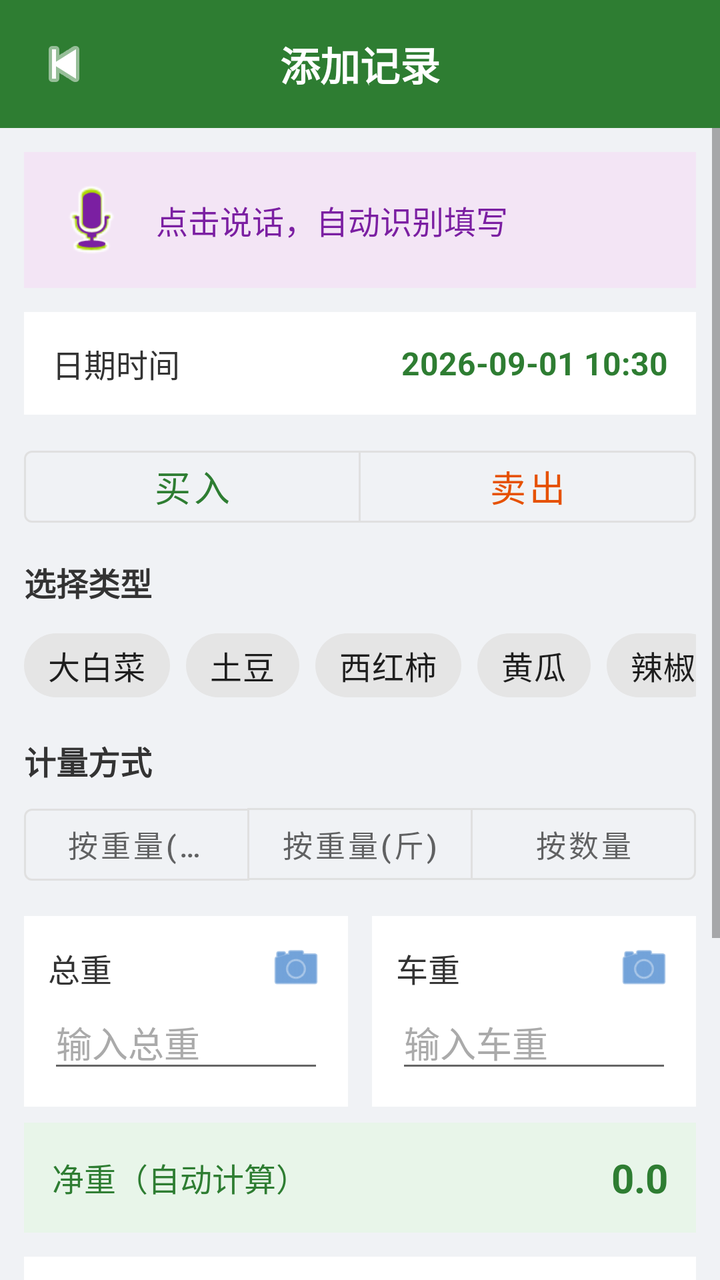
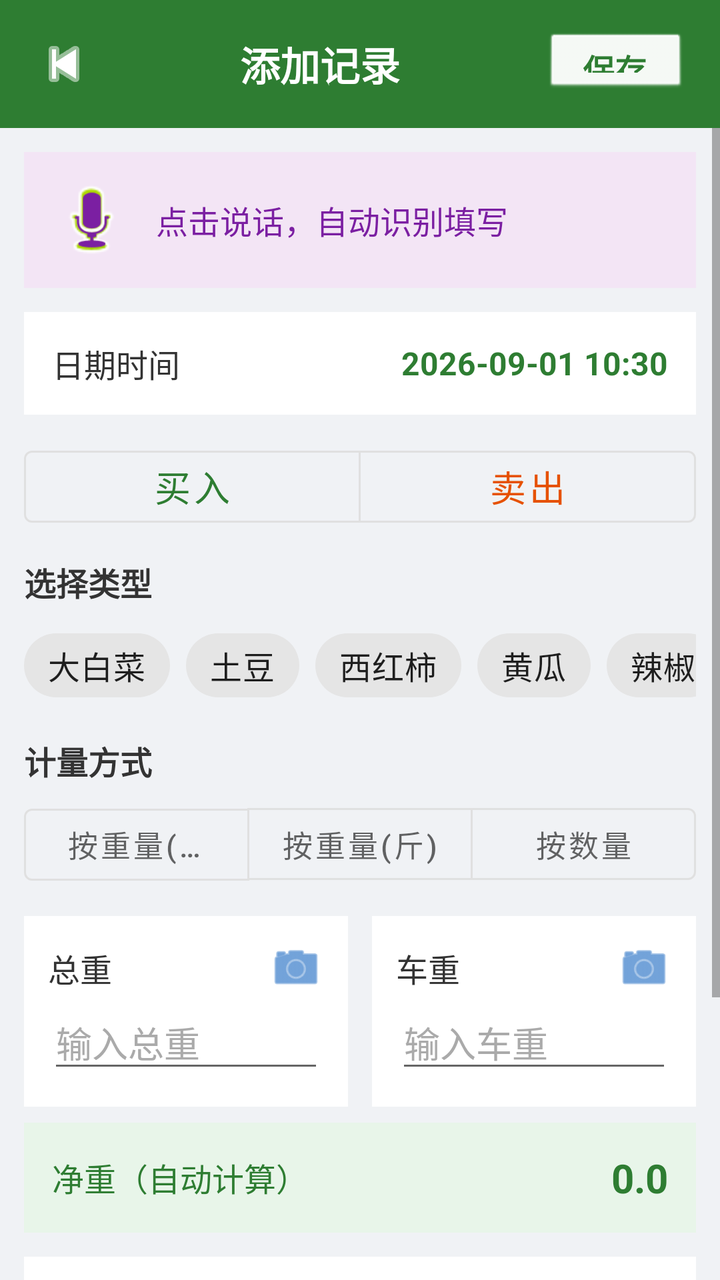

The first picture is an Android layout as it rendered before a commit; the second is the same layout after the commit. The layout source and the unified diff follow.
<!-- AndroidManifest.xml: application theme Theme.FarmTrade -->
<!-- res/layout/activity_add_record.xml -->
<?xml version="1.0" encoding="utf-8"?>
<LinearLayout
    xmlns:android="http://schemas.android.com/apk/res/android"
    xmlns:app="http://schemas.android.com/apk/res-auto"
    xmlns:tools="http://schemas.android.com/tools"
    android:layout_width="match_parent"
    android:layout_height="match_parent"
    android:orientation="vertical"
    android:background="#f0f2f5">

    
    <LinearLayout
        android:layout_width="match_parent"
        android:layout_height="wrap_content"
        android:orientation="horizontal"
        android:gravity="center_vertical"
        android:background="#2e7d32"
        android:paddingTop="16dp"
        android:paddingBottom="16dp"
        android:paddingStart="16dp"
        android:paddingEnd="16dp">

        <ImageView
            android:id="@+id/ivBack"
            android:layout_width="32dp"
            android:layout_height="32dp"
            android:src="@android:drawable/ic_media_previous"
            android:contentDescription="返回"
            app:tint="#ffffff" />

        <TextView
            android:layout_width="0dp"
            android:layout_height="wrap_content"
            android:layout_weight="1"
            android:text="添加记录"
            android:textColor="#ffffff"
            android:textSize="20sp"
            android:textStyle="bold"
            android:gravity="center"
            android:layout_marginStart="-32dp" />
    </LinearLayout>

    <ScrollView
        android:layout_width="match_parent"
        android:layout_height="0dp"
        android:layout_weight="1"
        android:fillViewport="true">

        <LinearLayout
            android:layout_width="match_parent"
            android:layout_height="wrap_content"
            android:orientation="vertical"
            android:padding="12dp">

            
            <LinearLayout
                android:id="@+id/layoutVoiceInput"
                android:layout_width="match_parent"
                android:layout_height="wrap_content"
                android:orientation="horizontal"
                android:gravity="center_vertical"
                android:background="#f3e5f5"
                android:padding="14dp"
                android:layout_marginBottom="12dp">

                <ImageView
                    android:id="@+id/btnMic"
                    android:layout_width="40dp"
                    android:layout_height="40dp"
                    android:src="@android:drawable/ic_btn_speak_now"
                    android:background="@android:drawable/presence_audio_online"
                    android:contentDescription="语音输入"
                    app:tint="#7b1fa2" />

                <TextView
                    android:id="@+id/tvVoiceHint"
                    android:layout_width="0dp"
                    android:layout_height="wrap_content"
                    android:layout_weight="1"
                    android:text="点击说话，自动识别填写"
                    android:textColor="#7b1fa2"
                    android:textSize="16sp"
                    android:layout_marginStart="12dp" />
            </LinearLayout>

            
            <LinearLayout
                android:id="@+id/rowDateTime"
                android:layout_width="match_parent"
                android:layout_height="wrap_content"
                android:orientation="horizontal"
                android:gravity="center_vertical"
                android:background="#ffffff"
                android:padding="14dp"
                android:layout_marginBottom="12dp"
                android:clickable="true"
                android:focusable="true"
                android:foreground="?android:attr/selectableItemBackground">

                <TextView
                    android:layout_width="wrap_content"
                    android:layout_height="wrap_content"
                    android:text="日期时间"
                    android:textColor="#333333"
                    android:textSize="16sp" />

                <TextView
                    android:id="@+id/tvDateTime"
                    android:layout_width="0dp"
                    android:layout_height="wrap_content"
                    android:layout_weight="1"
                    android:text="2026-09-01 10:30"
                    android:textColor="#2e7d32"
                    android:textSize="16sp"
                    android:textStyle="bold"
                    android:gravity="end" />
            </LinearLayout>

            
            <com.google.android.material.button.MaterialButtonToggleGroup
                android:id="@+id/toggleDirection"
                android:layout_width="match_parent"
                android:layout_height="wrap_content"
                app:singleSelection="true"
                app:selectionRequired="true"
                android:layout_marginBottom="12dp">

                <com.google.android.material.button.MaterialButton
                    android:id="@+id/btnBuy"
                    style="@style/Widget.MaterialComponents.Button.OutlinedButton"
                    android:layout_width="0dp"
                    android:layout_height="wrap_content"
                    android:layout_weight="1"
                    android:text="买入"
                    android:textSize="18sp"
                    android:textColor="#2e7d32" />

                <com.google.android.material.button.MaterialButton
                    android:id="@+id/btnSell"
                    style="@style/Widget.MaterialComponents.Button.OutlinedButton"
                    android:layout_width="0dp"
                    android:layout_height="wrap_content"
                    android:layout_weight="1"
                    android:text="卖出"
                    android:textSize="18sp"
                    android:textColor="#e65100" />
            </com.google.android.material.button.MaterialButtonToggleGroup>

            
            <TextView
                android:layout_width="wrap_content"
                android:layout_height="wrap_content"
                android:text="选择类型"
                android:textColor="#333333"
                android:textSize="16sp"
                android:textStyle="bold"
                android:layout_marginBottom="6dp" />

            <HorizontalScrollView
                android:layout_width="match_parent"
                android:layout_height="wrap_content"
                android:scrollbars="none"
                android:layout_marginBottom="12dp">

                <LinearLayout
                    android:layout_width="wrap_content"
                    android:layout_height="wrap_content"
                    android:orientation="horizontal">

                    <com.google.android.material.chip.ChipGroup
                        android:id="@+id/chipGroupType"
                        android:layout_width="wrap_content"
                        android:layout_height="wrap_content"
                        app:singleSelection="true"
                        app:selectionRequired="true">

                        <com.google.android.material.chip.Chip
                            android:id="@+id/chipType0"
                            style="@style/Widget.MaterialComponents.Chip.Choice"
                            android:layout_width="wrap_content"
                            android:layout_height="wrap_content"
                            android:text="大白菜"
                            android:textSize="16sp" />

                        <com.google.android.material.chip.Chip
                            android:id="@+id/chipType1"
                            style="@style/Widget.MaterialComponents.Chip.Choice"
                            android:layout_width="wrap_content"
                            android:layout_height="wrap_content"
                            android:text="土豆"
                            android:textSize="16sp" />

                        <com.google.android.material.chip.Chip
                            android:id="@+id/chipType2"
                            style="@style/Widget.MaterialComponents.Chip.Choice"
                            android:layout_width="wrap_content"
                            android:layout_height="wrap_content"
                            android:text="西红柿"
                            android:textSize="16sp" />

                        <com.google.android.material.chip.Chip
                            android:id="@+id/chipType3"
                            style="@style/Widget.MaterialComponents.Chip.Choice"
                            android:layout_width="wrap_content"
                            android:layout_height="wrap_content"
                            android:text="黄瓜"
                            android:textSize="16sp" />

                        <com.google.android.material.chip.Chip
                            android:id="@+id/chipType4"
                            style="@style/Widget.MaterialComponents.Chip.Choice"
                            android:layout_width="wrap_content"
                            android:layout_height="wrap_content"
                            android:text="辣椒"
                            android:textSize="16sp" />
                    </com.google.android.material.chip.ChipGroup>

                    
                    <com.google.android.material.chip.Chip
                        android:id="@+id/chipCustom"
                        style="@style/Widget.MaterialComponents.Chip.Action"
                        android:layout_width="wrap_content"
                        android:layout_height="wrap_content"
                        android:text="+ 自定义"
                        android:textSize="16sp"
                        android:textColor="#2e7d32"
                        app:chipBackgroundColor="#e8f5e9"
                        app:chipStrokeColor="#2e7d32"
                        app:chipStrokeWidth="1dp" />
                </LinearLayout>
            </HorizontalScrollView>

            
            <TextView
                android:layout_width="wrap_content"
                android:layout_height="wrap_content"
                android:text="计量方式"
                android:textColor="#333333"
                android:textSize="16sp"
                android:textStyle="bold"
                android:layout_marginBottom="6dp" />

            <com.google.android.material.button.MaterialButtonToggleGroup
                android:id="@+id/toggleMeasureMode"
                android:layout_width="match_parent"
                android:layout_height="wrap_content"
                app:singleSelection="true"
                app:selectionRequired="true"
                android:layout_marginBottom="12dp">

                <com.google.android.material.button.MaterialButton
                    android:id="@+id/btnModeKg"
                    style="@style/Widget.MaterialComponents.Button.OutlinedButton"
                    android:layout_width="0dp"
                    android:layout_height="wrap_content"
                    android:layout_weight="1"
                    android:text="按重量(公斤)"
                    android:textSize="15sp" />

                <com.google.android.material.button.MaterialButton
                    android:id="@+id/btnModeJin"
                    style="@style/Widget.MaterialComponents.Button.OutlinedButton"
                    android:layout_width="0dp"
                    android:layout_height="wrap_content"
                    android:layout_weight="1"
                    android:text="按重量(斤)"
                    android:textSize="15sp" />

                <com.google.android.material.button.MaterialButton
                    android:id="@+id/btnModeQty"
                    style="@style/Widget.MaterialComponents.Button.OutlinedButton"
                    android:layout_width="0dp"
                    android:layout_height="wrap_content"
                    android:layout_weight="1"
                    android:text="按数量"
                    android:textSize="15sp" />
            </com.google.android.material.button.MaterialButtonToggleGroup>

            
            <LinearLayout
                android:id="@+id/layoutWeightSection"
                android:layout_width="match_parent"
                android:layout_height="wrap_content"
                android:orientation="vertical"
                android:visibility="visible">

                
                <LinearLayout
                    android:layout_width="match_parent"
                    android:layout_height="wrap_content"
                    android:orientation="horizontal"
                    android:layout_marginBottom="8dp">

                    
                    <LinearLayout
                        android:layout_width="0dp"
                        android:layout_height="wrap_content"
                        android:layout_weight="1"
                        android:orientation="vertical"
                        android:background="#ffffff"
                        android:padding="12dp"
                        android:layout_marginEnd="6dp">

                        <LinearLayout
                            android:layout_width="match_parent"
                            android:layout_height="wrap_content"
                            android:orientation="horizontal"
                            android:gravity="center_vertical">

                            <TextView
                                android:layout_width="wrap_content"
                                android:layout_height="wrap_content"
                                android:text="总重"
                                android:textColor="#333333"
                                android:textSize="16sp" />

                            <View
                                android:layout_width="0dp"
                                android:layout_height="0dp"
                                android:layout_weight="1" />

                            <ImageView
                                android:id="@+id/btnPhotoGross"
                                android:layout_width="28dp"
                                android:layout_height="28dp"
                                android:src="@android:drawable/ic_menu_camera"
                                android:contentDescription="拍照识别总重"
                                app:tint="#1565c0" />
                        </LinearLayout>

                        <EditText
                            android:id="@+id/etGrossWeight"
                            android:layout_width="match_parent"
                            android:layout_height="wrap_content"
                            android:hint="输入总重"
                            android:inputType="numberDecimal"
                            android:textSize="18sp"
                            android:textColor="#333333"
                            android:textColorHint="#aaaaaa" />
                    </LinearLayout>

                    
                    <LinearLayout
                        android:layout_width="0dp"
                        android:layout_height="wrap_content"
                        android:layout_weight="1"
                        android:orientation="vertical"
                        android:background="#ffffff"
                        android:padding="12dp"
                        android:layout_marginStart="6dp">

                        <LinearLayout
                            android:layout_width="match_parent"
                            android:layout_height="wrap_content"
                            android:orientation="horizontal"
                            android:gravity="center_vertical">

                            <TextView
                                android:layout_width="wrap_content"
                                android:layout_height="wrap_content"
                                android:text="车重"
                                android:textColor="#333333"
                                android:textSize="16sp" />

                            <View
                                android:layout_width="0dp"
                                android:layout_height="0dp"
                                android:layout_weight="1" />

                            <ImageView
                                android:id="@+id/btnPhotoTare"
                                android:layout_width="28dp"
                                android:layout_height="28dp"
                                android:src="@android:drawable/ic_menu_camera"
                                android:contentDescription="拍照识别车重"
                                app:tint="#1565c0" />
                        </LinearLayout>

                        <EditText
                            android:id="@+id/etTareWeight"
                            android:layout_width="match_parent"
                            android:layout_height="wrap_content"
                            android:hint="输入车重"
                            android:inputType="numberDecimal"
                            android:textSize="18sp"
                            android:textColor="#333333"
                            android:textColorHint="#aaaaaa" />
                    </LinearLayout>
                </LinearLayout>

                
                <LinearLayout
                    android:layout_width="match_parent"
                    android:layout_height="wrap_content"
                    android:orientation="horizontal"
                    android:gravity="center_vertical"
                    android:background="#e8f5e9"
                    android:padding="14dp"
                    android:layout_marginBottom="12dp">

                    <TextView
                        android:layout_width="wrap_content"
                        android:layout_height="wrap_content"
                        android:text="净重（自动计算）"
                        android:textColor="#2e7d32"
                        android:textSize="16sp" />

                    <View
                        android:layout_width="0dp"
                        android:layout_height="0dp"
                        android:layout_weight="1" />

                    <TextView
                        android:id="@+id/tvNetWeight"
                        android:layout_width="wrap_content"
                        android:layout_height="wrap_content"
                        android:text="0.0"
                        android:textColor="#2e7d32"
                        android:textSize="20sp"
                        android:textStyle="bold" />
                </LinearLayout>
            </LinearLayout>

            
            <LinearLayout
                android:id="@+id/layoutQuantitySection"
                android:layout_width="match_parent"
                android:layout_height="wrap_content"
                android:orientation="horizontal"
                android:background="#ffffff"
                android:padding="12dp"
                android:layout_marginBottom="12dp"
                android:visibility="gone">

                <LinearLayout
                    android:layout_width="0dp"
                    android:layout_height="wrap_content"
                    android:layout_weight="1"
                    android:orientation="vertical"
                    android:layout_marginEnd="6dp">

                    <TextView
                        android:layout_width="wrap_content"
                        android:layout_height="wrap_content"
                        android:text="数量"
                        android:textColor="#333333"
                        android:textSize="16sp" />

                    <EditText
                        android:id="@+id/etQuantity"
                        android:layout_width="match_parent"
                        android:layout_height="wrap_content"
                        android:hint="输入数量"
                        android:inputType="numberDecimal"
                        android:textSize="18sp"
                        android:textColorHint="#aaaaaa" />
                </LinearLayout>

                <LinearLayout
                    android:layout_width="0dp"
                    android:layout_height="wrap_content"
                    android:layout_weight="1"
                    android:orientation="vertical"
                    android:layout_marginStart="6dp">

                    <TextView
                        android:layout_width="wrap_content"
                        android:layout_height="wrap_content"
                        android:text="单位名称"
                        android:textColor="#333333"
                        android:textSize="16sp" />

                    <EditText
                        android:id="@+id/etUnitName"
                        android:layout_width="match_parent"
                        android:layout_height="wrap_content"
                        android:hint="如: 袋/筐/箱"
                        android:inputType="text"
                        android:textSize="18sp"
                        android:textColorHint="#aaaaaa" />
                </LinearLayout>
            </LinearLayout>

            
            <LinearLayout
                android:layout_width="match_parent"
                android:layout_height="wrap_content"
                android:orientation="vertical"
                android:background="#ffffff"
                android:padding="12dp"
                android:layout_marginBottom="12dp">

                <TextView
                    android:id="@+id/tvUnitPriceLabel"
                    android:layout_width="wrap_content"
                    android:layout_height="wrap_content"
                    android:text="单价（元/斤）"
                    android:textColor="#333333"
                    android:textSize="16sp" />

                <EditText
                    android:id="@+id/etUnitPrice"
                    android:layout_width="match_parent"
                    android:layout_height="wrap_content"
                    android:hint="输入单价 (元)"
                    android:inputType="numberDecimal"
                    android:textSize="18sp"
                    android:textColorHint="#aaaaaa" />
            </LinearLayout>

            
            <LinearLayout
                android:layout_width="match_parent"
                android:layout_height="wrap_content"
                android:orientation="horizontal"
                android:gravity="center_vertical"
                android:background="#e8f5e9"
                android:padding="18dp"
                android:layout_marginBottom="16dp">

                <TextView
                    android:layout_width="wrap_content"
                    android:layout_height="wrap_content"
                    android:text="合计金额"
                    android:textColor="#2e7d32"
                    android:textSize="18sp"
                    android:textStyle="bold" />

                <View
                    android:layout_width="0dp"
                    android:layout_height="0dp"
                    android:layout_weight="1" />

                <TextView
                    android:id="@+id/tvTotalPreview"
                    android:layout_width="wrap_content"
                    android:layout_height="wrap_content"
                    android:text="￥0.00"
                    android:textColor="#2e7d32"
                    android:textSize="22sp"
                    android:textStyle="bold" />
            </LinearLayout>

            
            <com.google.android.material.button.MaterialButton
                android:id="@+id/btnSave"
                android:layout_width="match_parent"
                android:layout_height="56dp"
                android:text="保存记录"
                android:textSize="20sp"
                android:textColor="#ffffff"
                app:backgroundTint="#2e7d32"
                app:cornerRadius="12dp" />
        </LinearLayout>
    </ScrollView>
</LinearLayout>
<!-- resources referenced by this layout -->
<resources>
  <style name="Theme.FarmTrade" parent="Theme.MaterialComponents.Light.NoActionBar">
          <item name="colorPrimary">@color/green_primary</item>
          <item name="colorPrimaryVariant">@color/green_dark</item>
          <item name="colorOnPrimary">@color/white</item>
          <item name="colorSecondary">@color/orange_primary</item>
          <item name="colorOnSecondary">@color/white</item>
          <item name="android:statusBarColor">@color/green_primary</item>
          <item name="android:windowLightStatusBar">false</item>
      </style>
  <color name="green_primary">#2e7d32</color>
  <color name="green_dark">#1b5e20</color>
  <color name="white">#ffffff</color>
  <color name="orange_primary">#e65100</color>
</resources>

<!-- the commit's change to res/layout/activity_add_record.xml (unified diff, before → after) -->
@@ -36,8 +36,23 @@
             android:textColor="#ffffff"
             android:textSize="20sp"
             android:textStyle="bold"
+            android:gravity="center" />
+
+        <TextView
+            android:id="@+id/btnSave"
+            android:layout_width="wrap_content"
+            android:layout_height="32dp"
+            android:minWidth="72dp"
+            android:text="保存"
+            android:textColor="#2e7d32"
+            android:textSize="16sp"
+            android:textStyle="bold"
+            android:background="@android:drawable/btn_default"
+            android:backgroundTint="#ffffff"
             android:gravity="center"
-            android:layout_marginStart="-32dp" />
+            android:clickable="true"
+            android:focusable="true"
+            android:foreground="?android:attr/selectableItemBackground" />
     </LinearLayout>
 
     <ScrollView
@@ -541,16 +556,6 @@
                     android:textStyle="bold" />
             </LinearLayout>
 
-            
-            <com.google.android.material.button.MaterialButton
-                android:id="@+id/btnSave"
-                android:layout_width="match_parent"
-                android:layout_height="56dp"
-                android:text="保存记录"
-                android:textSize="20sp"
-                android:textColor="#ffffff"
-                app:backgroundTint="#2e7d32"
-                app:cornerRadius="12dp" />
         </LinearLayout>
     </ScrollView>
 </LinearLayout>
